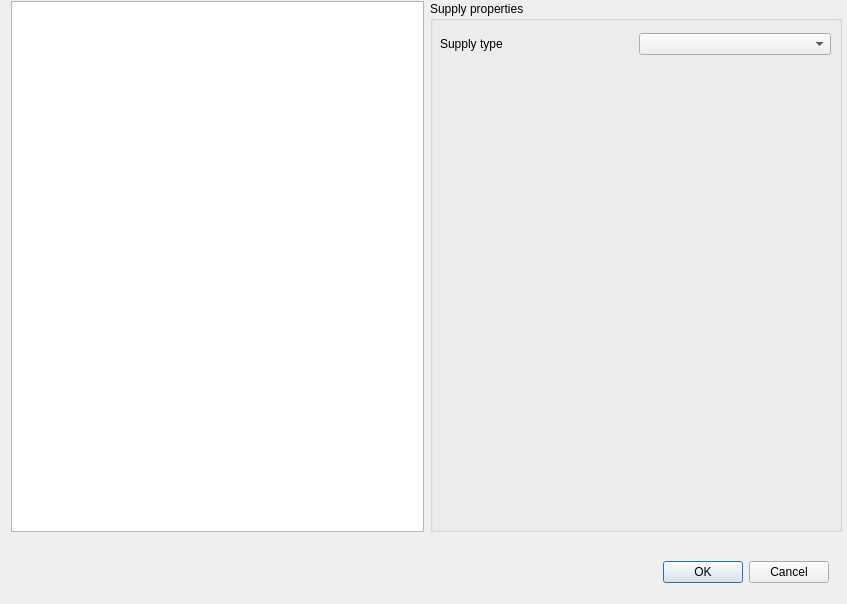
ghorwin/SIM-VICUS, file SIM-VICUS/src/SVExternalSupplySelectionDialog.ui: the form before one commit.
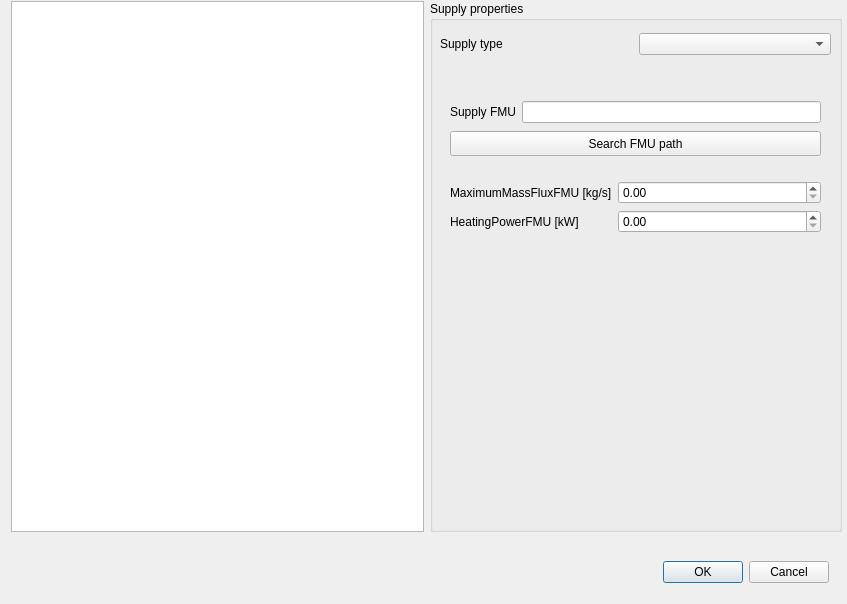
The form after the commit. The open tabs and pages were chosen to show the change.

Commit message: Completed input dialog for external supply structure.

Diff of the .ui file:
```diff
--- a/SIM-VICUS/src/SVExternalSupplySelectionDialog.ui
+++ b/SIM-VICUS/src/SVExternalSupplySelectionDialog.ui
@@ -75,6 +75,124 @@
         </item>
        </layout>
       </widget>
+      <widget class="QStackedWidget" name="stackedWidgetSupply">
+       <property name="geometry">
+        <rect>
+         <x>20</x>
+         <y>70</y>
+         <width>371</width>
+         <height>431</height>
+        </rect>
+       </property>
+       <property name="currentIndex">
+        <number>3</number>
+       </property>
+       <widget class="QWidget" name="pageStandAlone">
+        <widget class="QWidget" name="layoutWidget">
+         <property name="geometry">
+          <rect>
+           <x>0</x>
+           <y>30</y>
+           <width>361</width>
+           <height>60</height>
+          </rect>
+         </property>
+         <layout class="QFormLayout" name="formLayout">
+          <item row="0" column="0">
+           <widget class="QLabel" name="label_2">
+            <property name="text">
+             <string>MaximumMassFlux [kg/s]</string>
+            </property>
+           </widget>
+          </item>
+          <item row="0" column="1">
+           <widget class="QDoubleSpinBox" name="doubleSpinBoxMaxMassFlux"/>
+          </item>
+          <item row="1" column="0">
+           <widget class="QLabel" name="label_3">
+            <property name="text">
+             <string>SupplyTemperature [C]</string>
+            </property>
+           </widget>
+          </item>
+          <item row="1" column="1">
+           <widget class="QDoubleSpinBox" name="doubleSpinBoxSupplyTemp"/>
+          </item>
+         </layout>
+        </widget>
+       </widget>
+       <widget class="QWidget" name="pageDatabaseFMU"/>
+       <widget class="QWidget" name="pageUserDefinedFMU">
+        <widget class="QPushButton" name="pushButtonFMUPath">
+         <property name="geometry">
+          <rect>
+           <x>0</x>
+           <y>60</y>
+           <width>371</width>
+           <height>25</height>
+          </rect>
+         </property>
+         <property name="text">
+          <string>Search FMU path</string>
+         </property>
+        </widget>
+        <widget class="QWidget" name="">
+         <property name="geometry">
+          <rect>
+           <x>0</x>
+           <y>110</y>
+           <width>371</width>
+           <height>71</height>
+          </rect>
+         </property>
+         <layout class="QFormLayout" name="formLayout_2">
+          <item row="0" column="1">
+           <widget class="QDoubleSpinBox" name="doubleSpinBoxMaxMassFluxFMU"/>
+          </item>
+          <item row="1" column="0">
+           <widget class="QLabel" name="label_5">
+            <property name="text">
+             <string>HeatingPowerFMU [kW]</string>
+            </property>
+           </widget>
+          </item>
+          <item row="1" column="1">
+           <widget class="QDoubleSpinBox" name="doubleSpinBoxHeatingPowerFMU"/>
+          </item>
+          <item row="0" column="0">
+           <widget class="QLabel" name="label_4">
+            <property name="text">
+             <string>MaximumMassFluxFMU [kg/s]</string>
+            </property>
+           </widget>
+          </item>
+         </layout>
+        </widget>
+        <widget class="QWidget" name="">
+         <property name="geometry">
+          <rect>
+           <x>0</x>
+           <y>30</y>
+           <width>371</width>
+           <height>27</height>
+          </rect>
+         </property>
+         <layout class="QFormLayout" name="formLayout_3">
+          <item row="0" column="0">
+           <widget class="QLabel" name="label_6">
+            <property name="text">
+             <string>Supply FMU</string>
+            </property>
+           </widget>
+          </item>
+          <item row="0" column="1">
+           <widget class="QLineEdit" name="lineEditSupplyFMUName"/>
+          </item>
+         </layout>
+        </widget>
+       </widget>
+       <widget class="QWidget" name="pageEmpty"/>
+      </widget>
      </widget>
     </item>
    </layout>
```
Left out of the diff: 6 changed lines with no effect on the pictures. The commit also changes 9 other files.
